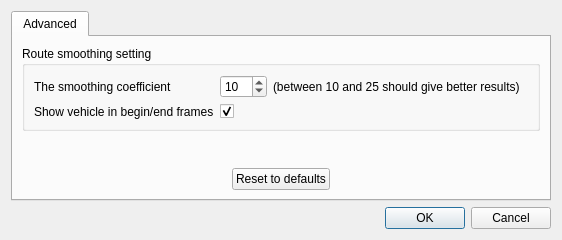
Above: src/settings.ui from michjans/routegen before the change. Below: the same form after it.
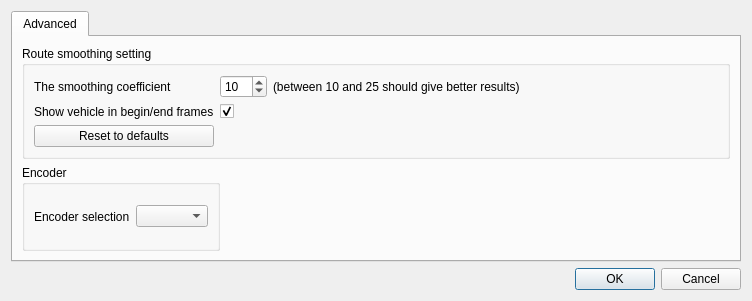
That is the form after the change.

Commit message: Encoder selection from advanced tab

What changed in the file:
```diff
--- a/src/settings.ui
+++ b/src/settings.ui
@@ -7,7 +7,7 @@
     <x>0</x>
     <y>0</y>
     <width>562</width>
-    <height>240</height>
+    <height>285</height>
    </rect>
   </property>
   <property name="windowTitle">
@@ -26,56 +26,7 @@
       <attribute name="toolTip">
        <string>Change advanced settings</string>
       </attribute>
-      <layout class="QGridLayout">
-       <item row="2" column="0">
-        <spacer>
-         <property name="orientation">
-          <enum>Qt::Horizontal</enum>
-         </property>
-         <property name="sizeHint" stdset="0">
-          <size>
-           <width>40</width>
-           <height>20</height>
-          </size>
-         </property>
-        </spacer>
-       </item>
-       <item row="2" column="1">
-        <widget class="QPushButton" name="mResetDefaultsPB">
-         <property name="toolTip">
-          <string>Reset to original settings</string>
-         </property>
-         <property name="text">
-          <string>Reset to defaults</string>
-         </property>
-        </widget>
-       </item>
-       <item row="2" column="2">
-        <spacer>
-         <property name="orientation">
-          <enum>Qt::Horizontal</enum>
-         </property>
-         <property name="sizeHint" stdset="0">
-          <size>
-           <width>40</width>
-           <height>20</height>
-          </size>
-         </property>
-        </spacer>
-       </item>
-       <item row="1" column="1">
-        <spacer name="verticalSpacer">
-         <property name="orientation">
-          <enum>Qt::Vertical</enum>
-         </property>
-         <property name="sizeHint" stdset="0">
-          <size>
-           <width>20</width>
-           <height>40</height>
-          </size>
-         </property>
-        </spacer>
-       </item>
+      <layout class="QGridLayout" name="gridLayout">
        <item row="0" column="0" colspan="3">
         <widget class="QGroupBox" name="groupBox">
          <property name="title">
@@ -142,9 +93,51 @@
             </property>
            </widget>
           </item>
+          <item row="3" column="0">
+           <widget class="QPushButton" name="mResetDefaultsPB">
+            <property name="toolTip">
+             <string>Reset to original settings</string>
+            </property>
+            <property name="text">
+             <string>Reset to defaults</string>
+            </property>
+           </widget>
+          </item>
          </layout>
         </widget>
        </item>
+       <item row="1" column="0" colspan="2">
+        <widget class="QGroupBox" name="groupBox_2">
+         <property name="title">
+          <string>Encoder</string>
+         </property>
+         <layout class="QHBoxLayout" name="horizontalLayout">
+          <item>
+           <widget class="QLabel" name="encoderSelectionLabel">
+            <property name="text">
+             <string>Encoder selection</string>
+            </property>
+           </widget>
+          </item>
+          <item>
+           <widget class="QComboBox" name="encoderSelectionCB"/>
+          </item>
+         </layout>
+        </widget>
+       </item>
+       <item row="1" column="2">
+        <spacer name="horizontalSpacer">
+         <property name="orientation">
+          <enum>Qt::Horizontal</enum>
+         </property>
+         <property name="sizeHint" stdset="0">
+          <size>
+           <width>332</width>
+           <height>84</height>
+          </size>
+         </property>
+        </spacer>
+       </item>
       </layout>
      </widget>
     </widget>
```
Left out of the diff: 4 changed lines with no effect on the pictures. The commit also changes 8 other files.
